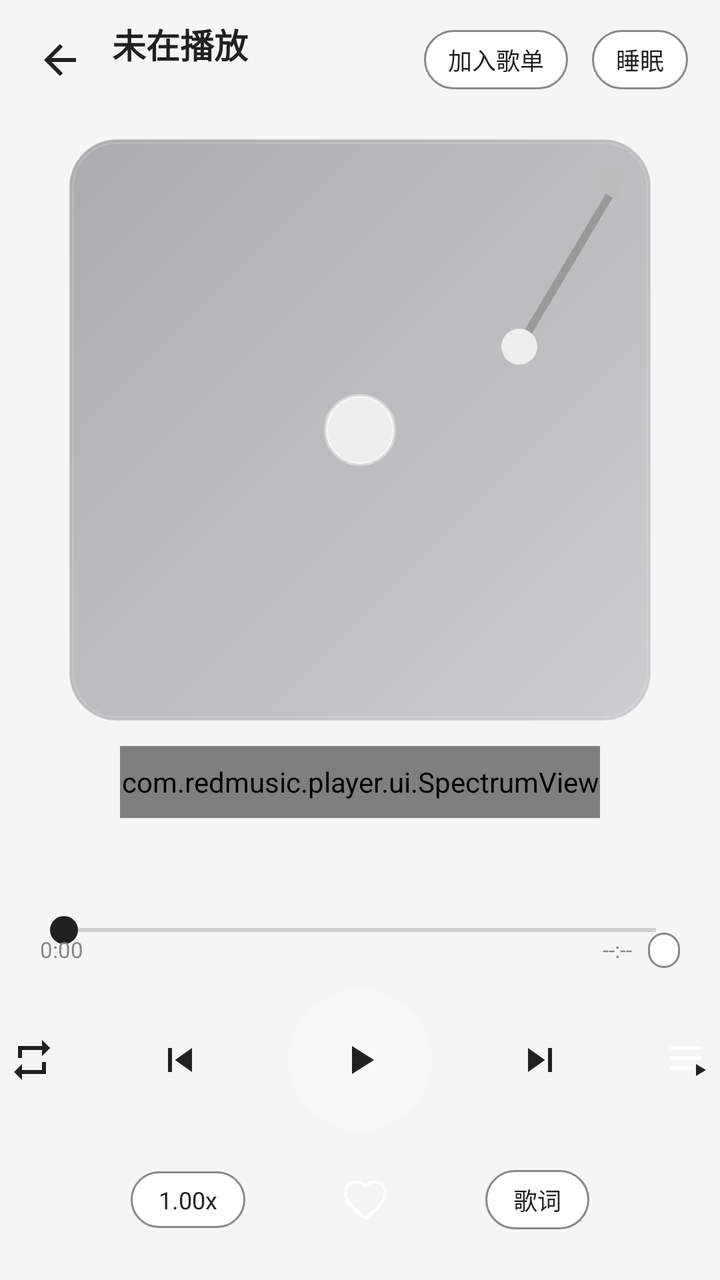
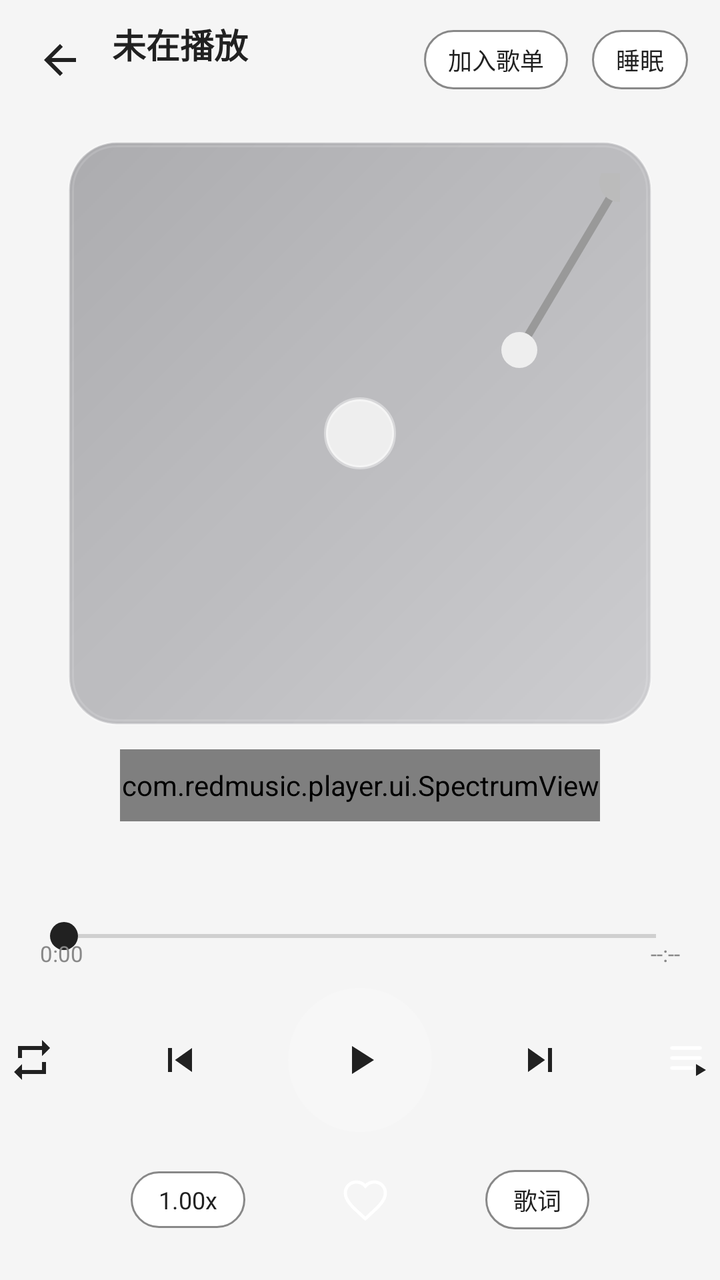

An Android layout rendered at two revisions. The XML below is the earlier revision; the diff shows what the commit changed to produce the second picture.
<!-- AndroidManifest.xml: application theme Theme.RedMusic -->
<!-- res/layout/activity_player.xml -->
<?xml version="1.0" encoding="utf-8"?>
<FrameLayout xmlns:android="http://schemas.android.com/apk/res/android"
    android:layout_width="match_parent"
    android:layout_height="match_parent"
    android:background="@color/bg">

    <ImageView
        android:id="@+id/player_bg_blur"
        android:layout_width="match_parent"
        android:layout_height="match_parent"
        android:visibility="gone"
        android:scaleType="centerCrop" />

    <View
        android:id="@+id/player_bg_gradient"
        android:layout_width="match_parent"
        android:layout_height="match_parent" />

    <LinearLayout
        android:layout_width="match_parent"
        android:layout_height="match_parent"
        android:orientation="vertical"
        android:paddingBottom="20dp">

        
        <LinearLayout
            android:layout_width="match_parent"
            android:layout_height="wrap_content"
            android:gravity="center_vertical"
            android:orientation="horizontal"
            android:paddingStart="8dp"
            android:paddingTop="8dp"
            android:paddingEnd="16dp">

            <ImageButton
                android:id="@+id/player_back"
                android:layout_width="44dp"
                android:layout_height="44dp"
                android:background="@android:color/transparent"
                android:src="@drawable/ic_arrow_back"
                android:contentDescription="返回" />

            <LinearLayout
                android:layout_width="0dp"
                android:layout_height="wrap_content"
                android:layout_marginStart="4dp"
                android:layout_weight="1"
                android:orientation="vertical">

                <TextView
                    android:id="@+id/player_title"
                    android:layout_width="match_parent"
                    android:layout_height="wrap_content"
                    android:ellipsize="end"
                    android:maxLines="1"
                    android:text="未在播放"
                    android:textColor="@color/text_primary"
                    android:textSize="17sp"
                    android:textStyle="bold" />

                <TextView
                    android:id="@+id/player_artist"
                    android:layout_width="match_parent"
                    android:layout_height="wrap_content"
                    android:ellipsize="end"
                    android:maxLines="1"
                    android:text=""
                    android:textColor="@color/text_secondary"
                    android:textSize="12sp" />
            </LinearLayout>

            <TextView
                android:id="@+id/player_add_playlist"
                android:layout_width="wrap_content"
                android:layout_height="wrap_content"
                android:layout_marginEnd="12dp"
                android:background="@drawable/bg_chip"
                android:paddingStart="12dp"
                android:paddingTop="6dp"
                android:paddingEnd="12dp"
                android:paddingBottom="6dp"
                android:text="加入歌单"
                android:textColor="@color/text_primary"
                android:textSize="12sp" />

            <TextView
                android:id="@+id/player_timer"
                android:layout_width="wrap_content"
                android:layout_height="wrap_content"
                android:background="@drawable/bg_chip"
                android:paddingStart="12dp"
                android:paddingTop="6dp"
                android:paddingEnd="12dp"
                android:paddingBottom="6dp"
                android:text="睡眠"
                android:textColor="@color/text_primary"
                android:textSize="12sp" />
        </LinearLayout>

        
        <FrameLayout
            android:layout_width="match_parent"
            android:layout_height="0dp"
            android:layout_weight="1">

            <com.redmusic.player.ui.LyricView
                android:id="@+id/player_lyric_view"
                android:layout_width="match_parent"
                android:layout_height="match_parent"
                android:visibility="gone" />

            <LinearLayout
                android:layout_width="match_parent"
                android:layout_height="match_parent"
                android:gravity="center"
                android:orientation="vertical">

                <FrameLayout
                    android:id="@+id/player_cd_container"
                    android:layout_width="wrap_content"
                    android:layout_height="wrap_content"
                    android:background="@drawable/bg_cd_case"
                    android:padding="16dp">

                    <ImageView
                        android:id="@+id/player_cover"
                        android:layout_width="260dp"
                        android:layout_height="260dp"
                        android:contentDescription="封面"
                        android:scaleType="centerCrop" />

                    <View
                        android:id="@+id/player_cd_hole"
                        android:layout_width="36dp"
                        android:layout_height="36dp"
                        android:layout_gravity="center"
                        android:background="@drawable/bg_cd_hole" />

                    <ImageView
                        android:id="@+id/player_tonearm"
                        android:layout_width="120dp"
                        android:layout_height="140dp"
                        android:layout_gravity="top|end"
                        android:layout_marginTop="-8dp"
                        android:layout_marginEnd="-12dp"
                        android:src="@drawable/ic_tonearm" />
                </FrameLayout>

                <com.redmusic.player.ui.SpectrumView
                    android:id="@+id/player_spectrum"
                    android:layout_width="match_parent"
                    android:layout_height="36dp"
                    android:layout_marginStart="60dp"
                    android:layout_marginTop="12dp"
                    android:layout_marginEnd="60dp" />

                <TextView
                    android:id="@+id/player_lyric_line"
                    android:layout_width="match_parent"
                    android:layout_height="wrap_content"
                    android:layout_marginStart="32dp"
                    android:layout_marginTop="14dp"
                    android:layout_marginEnd="32dp"
                    android:ellipsize="end"
                    android:gravity="center"
                    android:maxLines="1"
                    android:text=""
                    android:textColor="@color/text_primary"
                    android:textSize="13sp" />
            </LinearLayout>
        </FrameLayout>

        
        <SeekBar
            android:id="@+id/player_seek"
            android:layout_width="match_parent"
            android:layout_height="wrap_content"
            android:layout_marginStart="16dp"
            android:layout_marginEnd="16dp"
            android:max="1000"
            android:progressTint="@color/text_secondary"
            android:thumb="@drawable/seek_thumb" />

        <LinearLayout
            android:layout_width="match_parent"
            android:layout_height="wrap_content"
            android:layout_marginTop="-6dp"
            android:orientation="horizontal"
            android:paddingStart="20dp"
            android:paddingEnd="20dp">

            <TextView
                android:id="@+id/player_cur_time"
                android:layout_width="wrap_content"
                android:layout_height="wrap_content"
                android:text="0:00"
                android:textColor="@color/text_secondary"
                android:textSize="11sp" />

            <Space
                android:layout_width="0dp"
                android:layout_height="1dp"
                android:layout_weight="1" />

            <TextView
                android:id="@+id/player_total_time"
                android:layout_width="wrap_content"
                android:layout_height="wrap_content"
                android:text="--:--"
                android:textColor="@color/text_secondary"
                android:textSize="11sp" />

            <TextView
                android:id="@+id/player_full_time"
                android:layout_width="wrap_content"
                android:layout_height="wrap_content"
                android:layout_marginStart="8dp"
                android:background="@drawable/bg_chip"
                android:paddingStart="8dp"
                android:paddingTop="2dp"
                android:paddingEnd="8dp"
                android:paddingBottom="2dp"
                android:text=""
                android:textColor="@color/text_secondary"
                android:textSize="10sp" />
        </LinearLayout>

        
        <LinearLayout
            android:layout_width="match_parent"
            android:layout_height="wrap_content"
            android:layout_marginTop="10dp"
            android:gravity="center"
            android:orientation="horizontal">

            <ImageButton
                android:id="@+id/player_mode"
                android:layout_width="40dp"
                android:layout_height="40dp"
                android:background="@android:color/transparent"
                android:src="@drawable/ic_repeat"
                android:contentDescription="播放模式" />

            <ImageButton
                android:id="@+id/player_prev"
                android:layout_width="48dp"
                android:layout_height="48dp"
                android:layout_marginStart="30dp"
                android:background="@android:color/transparent"
                android:src="@drawable/ic_prev"
                android:contentDescription="上一曲" />

            <ImageButton
                android:id="@+id/player_play"
                android:layout_width="72dp"
                android:layout_height="72dp"
                android:layout_marginStart="30dp"
                android:background="@drawable/bg_play"
                android:src="@drawable/ic_play"
                android:contentDescription="播放/暂停" />

            <ImageButton
                android:id="@+id/player_next"
                android:layout_width="48dp"
                android:layout_height="48dp"
                android:layout_marginStart="30dp"
                android:background="@android:color/transparent"
                android:src="@drawable/ic_next"
                android:contentDescription="下一曲" />

            <ImageButton
                android:id="@+id/player_playlist"
                android:layout_width="40dp"
                android:layout_height="40dp"
                android:layout_marginStart="30dp"
                android:background="@android:color/transparent"
                android:src="@drawable/ic_playlist"
                android:contentDescription="播放列表" />
        </LinearLayout>

        
        <LinearLayout
            android:layout_width="match_parent"
            android:layout_height="wrap_content"
            android:layout_marginTop="14dp"
            android:gravity="center"
            android:orientation="horizontal">

            <TextView
                android:id="@+id/player_speed"
                android:layout_width="wrap_content"
                android:layout_height="wrap_content"
                android:background="@drawable/bg_chip"
                android:paddingStart="14dp"
                android:paddingTop="6dp"
                android:paddingEnd="14dp"
                android:paddingBottom="6dp"
                android:text="1.00x"
                android:textColor="@color/text_primary"
                android:textSize="12sp" />

            <ImageButton
                android:id="@+id/player_fav"
                android:layout_width="40dp"
                android:layout_height="40dp"
                android:layout_marginStart="40dp"
                android:background="@android:color/transparent"
                android:src="@drawable/ic_heart"
                android:contentDescription="收藏" />

            <TextView
                android:id="@+id/player_lyric_toggle"
                android:layout_width="wrap_content"
                android:layout_height="wrap_content"
                android:layout_marginStart="40dp"
                android:background="@drawable/bg_chip"
                android:paddingStart="14dp"
                android:paddingTop="6dp"
                android:paddingEnd="14dp"
                android:paddingBottom="6dp"
                android:text="歌词"
                android:textColor="@color/text_primary"
                android:textSize="12sp" />
        </LinearLayout>
    </LinearLayout>
</FrameLayout>
<!-- resources referenced by this layout -->
<resources>
  <color name="bg">#F5F5F5</color>
  <color name="text_primary">#212121</color>
  <color name="text_secondary">#888888</color>
  <!-- drawable bg_cd_hole (drawable) -->
  <?xml version="1.0" encoding="utf-8"?>
  <shape xmlns:android="http://schemas.android.com/apk/res/android"
      android:shape="oval">
      <solid android:color="#EEEEEE" />
      <stroke android:width="2dp" android:color="#66FFFFFF" />
  </shape>
  <!-- drawable bg_chip (drawable) -->
  <?xml version="1.0" encoding="utf-8"?>
  <shape xmlns:android="http://schemas.android.com/apk/res/android">
      <solid android:color="@color/bg_card" />
      <corners android:radius="20dp" />
      <stroke android:width="1dp" android:color="@color/text_secondary" />
  </shape>
  <!-- drawable bg_play (drawable) -->
  <?xml version="1.0" encoding="utf-8"?>
  <shape xmlns:android="http://schemas.android.com/apk/res/android">
      <solid android:color="#33FFFFFF" />
      <corners android:radius="36dp" />
  </shape>
  <!-- drawable ic_arrow_back (drawable) -->
  <?xml version="1.0" encoding="utf-8"?>
  <vector xmlns:android="http://schemas.android.com/apk/res/android"
      android:width="24dp" android:height="24dp"
      android:viewportWidth="24" android:viewportHeight="24">
      <path android:fillColor="@color/text_primary" android:pathData="M20,11H7.83l5.59,-5.59L12,4l-8,8l8,8l1.41,-1.41L7.83,13H20v-2z" />
  </vector>
  <!-- drawable ic_next (drawable) -->
  <?xml version="1.0" encoding="utf-8"?>
  <vector xmlns:android="http://schemas.android.com/apk/res/android"
      android:width="24dp" android:height="24dp"
      android:viewportWidth="24" android:viewportHeight="24">
      <path android:fillColor="@color/text_primary" android:pathData="M6,18l8.5,-6L6,6v12zM16,6v12h2V6h-2z" />
  </vector>
  <!-- drawable ic_play (drawable) -->
  <?xml version="1.0" encoding="utf-8"?>
  <vector xmlns:android="http://schemas.android.com/apk/res/android"
      android:width="24dp" android:height="24dp"
      android:viewportWidth="24" android:viewportHeight="24">
      <path android:fillColor="@color/text_primary" android:pathData="M8,5v14l11,-7z" />
  </vector>
  <!-- drawable ic_prev (drawable) -->
  <?xml version="1.0" encoding="utf-8"?>
  <vector xmlns:android="http://schemas.android.com/apk/res/android"
      android:width="24dp" android:height="24dp"
      android:viewportWidth="24" android:viewportHeight="24">
      <path android:fillColor="@color/text_primary" android:pathData="M6,6h2v12H6zM9.5,12l8.5,6V6z" />
  </vector>
  <!-- drawable ic_repeat (drawable) -->
  <?xml version="1.0" encoding="utf-8"?>
  <vector xmlns:android="http://schemas.android.com/apk/res/android"
      android:width="24dp" android:height="24dp"
      android:viewportWidth="24" android:viewportHeight="24">
      <path android:fillColor="@color/text_primary" android:pathData="M7,7h10v3l4,-4l-4,-4v3H5v6h2V7zM17,17H7v-3l-4,4l4,4v-3h12v-6h-2v4z" />
  </vector>
  <!-- drawable seek_thumb (drawable) -->
  <?xml version="1.0" encoding="utf-8"?>
  <shape xmlns:android="http://schemas.android.com/apk/res/android"
      android:shape="oval">
      <solid android:color="@color/text_primary" />
      <size
          android:width="14dp"
          android:height="14dp" />
  </shape>
  <style name="Theme.RedMusic" parent="Theme.AppCompat.DayNight.NoActionBar">
          <item name="colorPrimary">@color/red</item>
          <item name="colorPrimaryDark">#8A0808</item>
          <item name="colorAccent">@color/red_light</item>
          <item name="android:windowBackground">@color/bg</item>
          <item name="android:statusBarColor">@color/bg</item>
          <item name="android:navigationBarColor">@color/bg</item>
          <item name="android:textColorPrimary">@color/text_primary</item>
      </style>
  <color name="bg_card">#FFFFFF</color>
  <color name="red">#C20C0C</color>
  <color name="red_light">#FF6B6B</color>
  <!-- unchanged entries left out for length: 4 -->
</resources>

<!-- the commit's change to res/layout/activity_player.xml (unified diff, before → after) -->
@@ -221,6 +221,7 @@
                 android:paddingEnd="8dp"
                 android:paddingBottom="2dp"
                 android:text=""
+                android:visibility="gone"
                 android:textColor="@color/text_secondary"
                 android:textSize="10sp" />
         </LinearLayout>
